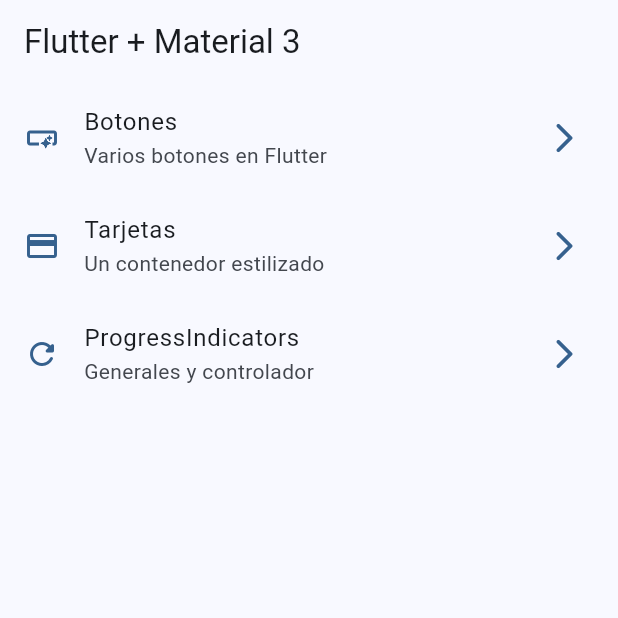
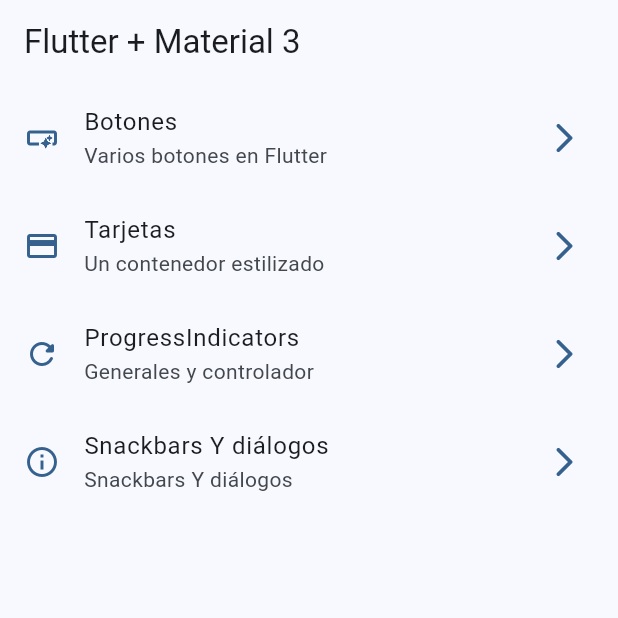
Before and after one commit to ortizjulian/widgets_app, a Flutter app: the screen it shows after launch, on a phone screen of 412 x 824 dp, the top half of it. Run offline on Flutter 3.47's test engine with Material 3 defaults, Android fonts, the phone set to English and light mode, and no system bars; our stand-ins replace go_router.

Commit message:
snackbars dialogs finished

```diff
--- a/lib/config/menu/menu_items.dart
+++ b/lib/config/menu/menu_items.dart
@@ -33,4 +33,10 @@ const appMenuTiems = <MenuItem>[
     link: '/progress',
     icon: Icons.refresh_rounded,
   ),
+  MenuItem(
+    title: 'Snackbars Y diálogos',
+    subtitle: 'Snackbars Y diálogos',
+    link: '/snackbars',
+    icon: Icons.info_outline,
+  ),
 ];
--- a/lib/config/router/app_router.dart
+++ b/lib/config/router/app_router.dart
@@ -23,5 +23,10 @@ final appRouter = GoRouter(
       name: ProgressScreen.name,
       builder: (context, state) => const ProgressScreen(),
     ),
+    GoRoute(
+      path: '/snackbars',
+      name: SnackbarScreen.name,
+      builder: (context, state) => const SnackbarScreen(),
+    ),
   ],
 );
--- a/lib/main.dart
+++ b/lib/main.dart
@@ -12,6 +12,7 @@ class MainApp extends StatelessWidget {
   @override
   Widget build(BuildContext context) {
     return MaterialApp.router(
+      title: 'Flutter Widgets',
       routerConfig: appRouter,
       debugShowCheckedModeBanner: false,
       theme: AppTheme(selectedColor: 0).getTheme(),
```
Also changed, not shown: lib/presentation/screens/snackbar/snackbar_screen.dart (+81 -1 lines).
